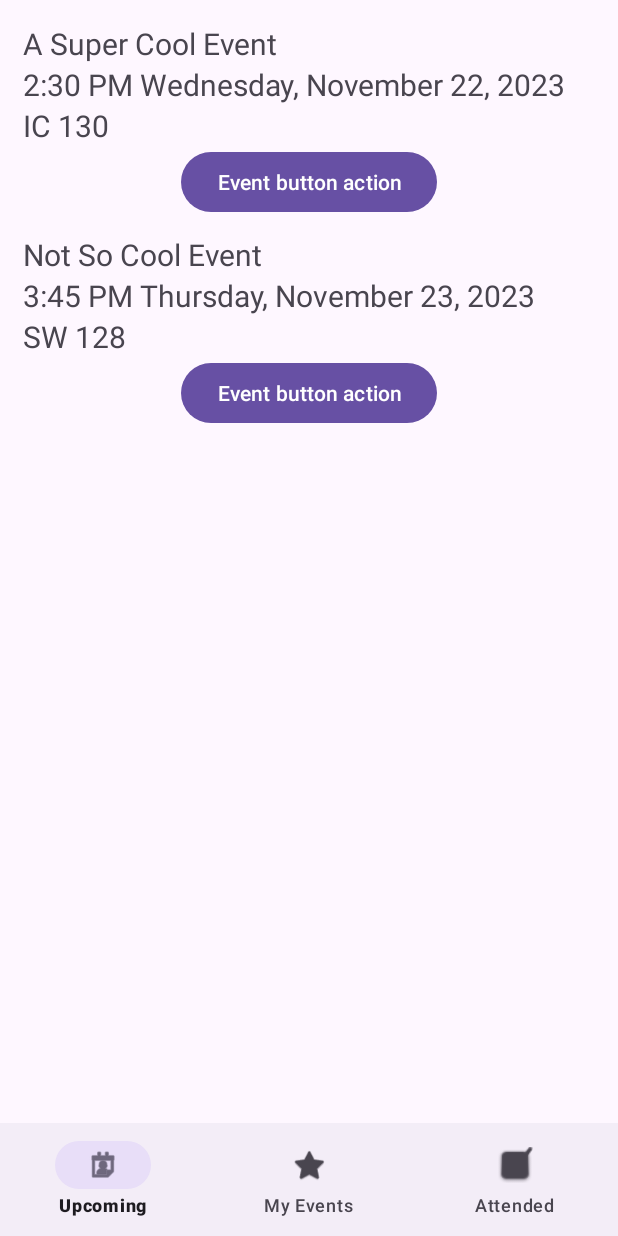
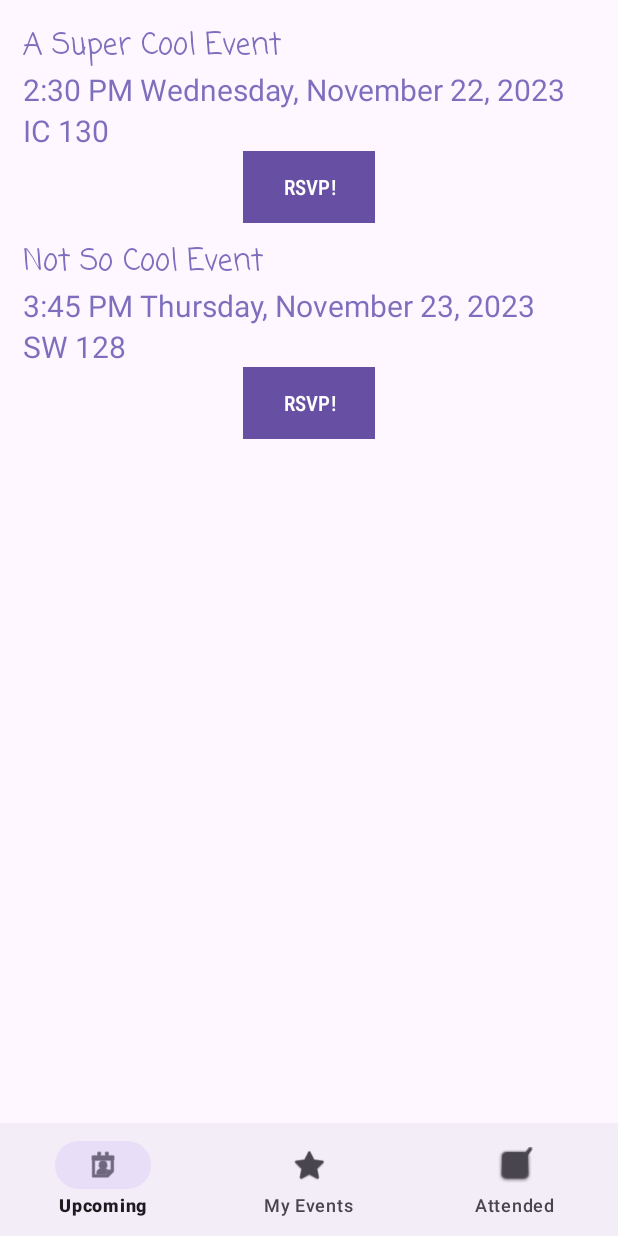
Before and after one commit to NabilAldihni/Group21Project, an Android app: the screen it shows after launch (EventsActivity), after a tap on "Events", on a phone screen of 412 x 824 dp. Run offline under Robolectric (Android 15) with nearby library versions, the phone set to English and light mode, and no system bars.

Commit message:
pop up for leave review and rsvp event

```diff
--- a/app/src/main/java/com/example/group21project/DepartmentEvent.java
+++ b/app/src/main/java/com/example/group21project/DepartmentEvent.java
@@ -11,10 +11,11 @@ public class DepartmentEvent implements EventListItem {
     private LocalDateTime startTime;
     private LocalDateTime endTime;
     private String location;
+    private String buttonName;
     private int capacity;
     private ArrayList<User> attending;  // TODO: maybe separate this with a different interface
 
-    public DepartmentEvent(String name, String desc, LocalDateTime startTime, LocalDateTime endTime, String location,
+    public DepartmentEvent(String name, String desc, LocalDateTime startTime, LocalDateTime endTime, String location, String buttonName,
                            int capacity) {
         if (capacity < 0)
             throw new IllegalArgumentException("Event capacity must be non-negative");
@@ -26,6 +27,7 @@ public class DepartmentEvent implements EventListItem {
         this.endTime = endTime;
         this.location = location;
         this.capacity = capacity;
+        this.buttonName = buttonName;
         this.attending = new ArrayList<>();
     }
 
@@ -47,6 +49,9 @@ public class DepartmentEvent implements EventListItem {
 
     public String getLocation() {
         return location;
+    }
+    public String getButtonName() {
+        return buttonName;
     }
 
     public int getCapacity() {
--- a/app/src/main/java/com/example/group21project/EventListItem.java
+++ b/app/src/main/java/com/example/group21project/EventListItem.java
@@ -4,4 +4,6 @@ public interface EventListItem {
     String getName();
     String getStartTimeString();
     String getLocation();
+
+    String getButtonName();
 }
--- a/app/src/main/java/com/example/group21project/EventListViewAdapter.java
+++ b/app/src/main/java/com/example/group21project/EventListViewAdapter.java
@@ -32,6 +32,7 @@ public class EventListViewAdapter extends RecyclerView.Adapter<EventListViewHold
         holder.getEventNameView().setText(event.getName());
         holder.getEventStartTimeView().setText(event.getStartTimeString());
         holder.getEventLocationView().setText(event.getLocation());
+        holder.getEventActionButton().setText(event.getButtonName());
     }
 
     @Override
--- a/app/src/main/java/com/example/group21project/EventsActivity.java
+++ b/app/src/main/java/com/example/group21project/EventsActivity.java
@@ -18,7 +18,6 @@ public class EventsActivity extends AppCompatActivity implements NavigationBarVi
     protected void onCreate(Bundle savedInstanceState) {
         super.onCreate(savedInstanceState);
         setContentView(R.layout.activity_events);
-
         // Navigation setup
         BottomNavigationView eventsBottomNavView = findViewById(R.id.eventsBottomNavigation);
         eventsBottomNavView.setOnItemSelectedListener(this);
--- a/app/src/main/java/com/example/group21project/EventsFragment.java
+++ b/app/src/main/java/com/example/group21project/EventsFragment.java
@@ -1,9 +1,13 @@
 package com.example.group21project;
 
+import android.app.Dialog;
+import android.graphics.Color;
+import android.graphics.drawable.ColorDrawable;
 import android.os.Bundle;
 import android.view.LayoutInflater;
 import android.view.View;
 import android.view.ViewGroup;
+import android.widget.Button;
 
 import androidx.annotation.NonNull;
 import androidx.annotation.Nullable;
@@ -16,9 +20,12 @@ import java.util.List;
 public abstract class EventsFragment extends Fragment {
     private List<EventListItem> eventListItems;
 
+
     abstract int getEventFragmentId();
     abstract List<EventListItem> getEventListItems();   // TODO: implement data retrieval from the server
     abstract int getEventListRecyclerViewId();
+
+    abstract int getPopUpFragment();
 
     public EventsFragment() {}
 
@@ -38,5 +45,7 @@ public abstract class EventsFragment extends Fragment {
         EventListViewAdapter eventListAdapter = new EventListViewAdapter(getContext(), eventListItems);
         eventListRecyclerView.setAdapter(eventListAdapter);
         eventListAdapter.notifyDataSetChanged();
+
+
     }
 }
--- a/app/src/main/java/com/example/group21project/EventsUpcomingFragment.java
+++ b/app/src/main/java/com/example/group21project/EventsUpcomingFragment.java
@@ -1,10 +1,27 @@
 package com.example.group21project;
+
+import android.app.Dialog;
+import android.content.Context;
+import android.graphics.Color;
+import android.graphics.drawable.ColorDrawable;
+import android.os.Bundle;
+import android.util.Log;
+import android.view.View;
+import android.widget.Button;
+
+import androidx.annotation.NonNull;
+import androidx.annotation.Nullable;
+import androidx.fragment.app.DialogFragment;
 
 import java.time.LocalDateTime;
 import java.util.ArrayList;
 import java.util.List;
 
 public class EventsUpcomingFragment extends EventsFragment {
+    private String buttonName = "RSVP!";
+    private Button PopUpButton;
+    private Dialog mDialog;
+
     public EventsUpcomingFragment() {}
 
     @Override
@@ -18,11 +35,11 @@ public class EventsUpcomingFragment extends EventsFragment {
         eventListItems.add(new DepartmentEvent("A Super Cool Event", "This is a super cool event!",
                 LocalDateTime.of(2023, 11, 22, 12, 0),
                 LocalDateTime.of(2023, 11, 22, 14, 30),
-                "IC 130", 200));
+                "IC 130", buttonName,200));
         eventListItems.add(new DepartmentEvent("Not So Cool Event", "This event is mid.",
                 LocalDateTime.of(2023, 11, 22, 10, 10),
                 LocalDateTime.of(2023, 11, 23, 15, 45),
-                "SW 128", 10));
+                "SW 128", buttonName,10));
 
         return eventListItems;
     }
@@ -31,4 +48,14 @@ public class EventsUpcomingFragment extends EventsFragment {
     protected int getEventListRecyclerViewId() {
         return R.id.upcomingEventsView;
     }
+
+    @Override
+    int getPopUpFragment() {
+        return 0;
+    }
+
+    @Override
+    public void onViewCreated(@NonNull View view, @Nullable Bundle savedInstanceState) {
+        super.onViewCreated(view, savedInstanceState);
+    }
 }
--- a/app/src/main/java/com/example/group21project/MainActivity.java
+++ b/app/src/main/java/com/example/group21project/MainActivity.java
@@ -1,6 +1,9 @@
 package com.example.group21project;
 
+import android.app.Dialog;
 import android.content.Intent;
+import android.graphics.Color;
+import android.graphics.drawable.ColorDrawable;
 import android.os.Bundle;
 import android.view.View;
 import android.widget.Button;
@@ -9,6 +12,8 @@ import androidx.appcompat.app.AppCompatActivity;
 
 public class MainActivity extends AppCompatActivity {
     private Button eventsButton;
+    private Button PopUpButton;
+    private Dialog mDialog;
 
     @Override
     protected void onCreate(Bundle savedInstanceState) {
@@ -16,6 +21,18 @@ public class MainActivity extends AppCompatActivity {
         setContentView(R.layout.activity_main);
 
         eventsButton = (Button) findViewById(R.id.tempEventsButton);
+        PopUpButton = findViewById(R.id.button2);
+        mDialog = new Dialog(this);
+        PopUpButton.setOnClickListener(new View.OnClickListener() {
+            @Override
+            public void onClick(View v) {
+                mDialog.setContentView(R.layout.fragment_popup);
+                mDialog.getWindow().setBackgroundDrawable(new ColorDrawable(Color.TRANSPARENT));
+                mDialog.show();
+            }
+           }
+        );
+
         eventsButton.setOnClickListener(new View.OnClickListener() {
             @Override
             public void onClick(View view) {
--- a/app/src/main/res/layout/event_list_item.xml
+++ b/app/src/main/res/layout/event_list_item.xml
@@ -11,9 +11,11 @@
 
     <TextView
         android:id="@+id/eventListItemName"
+        android:fontFamily="casual"
         android:layout_width="0dp"
         android:layout_height="wrap_content"
         android:text="Event name"
+        android:textColor="#AA3C2B9C"
         android:textSize="20sp"
         app:layout_constraintEnd_toEndOf="parent"
         app:layout_constraintStart_toStartOf="parent"
@@ -24,6 +26,7 @@
         android:layout_width="0dp"
         android:layout_height="wrap_content"
         android:text="Event start time"
+        android:textColor="#AA3C2B9C"
         android:textSize="20sp"
         app:layout_constraintEnd_toEndOf="parent"
         app:layout_constraintStart_toStartOf="parent"
@@ -34,6 +37,7 @@
         android:layout_width="0dp"
         android:layout_height="wrap_content"
         android:text="Event location"
+        android:textColor="#AA3C2B9C"
         android:textSize="20sp"
         app:layout_constraintEnd_toEndOf="parent"
         app:layout_constraintStart_toStartOf="parent"
@@ -43,7 +47,9 @@
         android:id="@+id/eventListItemButton"
         android:layout_width="wrap_content"
         android:layout_height="wrap_content"
-        android:text="Event button action"
+        android:text="Event action button"
+        android:background="@android:color/white"
+        android:fontFamily="sans-serif-condensed-medium"
         app:layout_constraintBottom_toBottomOf="parent"
         app:layout_constraintEnd_toEndOf="parent"
         app:layout_constraintStart_toStartOf="parent"
--- a/app/src/main/res/values/strings.xml
+++ b/app/src/main/res/values/strings.xml
@@ -12,7 +12,11 @@
     <string name="event_bottom_nav_subscribed">My Events</string>
     <string name="event_bottom_nav_attended">Attended</string>
 
-        <string name="lorem_ipsum">
+
+    <string name="rate">Rate</string>
+
+
+    <string name="lorem_ipsum">
             Lorem ipsum dolor sit amet, consectetur adipiscing elit. Nam in scelerisque sem. Mauris
             volutpat, dolor id interdum ullamcorper, risus dolor egestas lectus, sit amet mattis purus
             dui nec risus. Maecenas non sodales nisi, vel dictum dolor. Class aptent taciti sociosqu ad
```
Also changed, not shown: app/src/main/AndroidManifest.xml (+8 -6 lines), app/src/main/java/com/example/group21project/EventListViewHolder.java (+30 -0 lines), app/src/main/java/com/example/group21project/EventsAttendedFragment.java (+15 -3 lines), app/src/main/java/com/example/group21project/EventsSubscribedFragment.java (+8 -3 lines), app/src/main/res/drawable/layout_bg.xml (added, +7 -0 lines), app/src/main/res/font/lobster.xml (added, +7 -0 lines), app/src/main/res/layout/activity_event_rating_fragment.xml (added, +9 -0 lines), app/src/main/res/layout/activity_main.xml (+9 -0 lines), app/src/main/res/layout/fragment_popup.xml (added, +80 -0 lines), app/src/main/res/layout/fragment_popup_rsvp.xml (added, +55 -0 lines), 1 other file.
